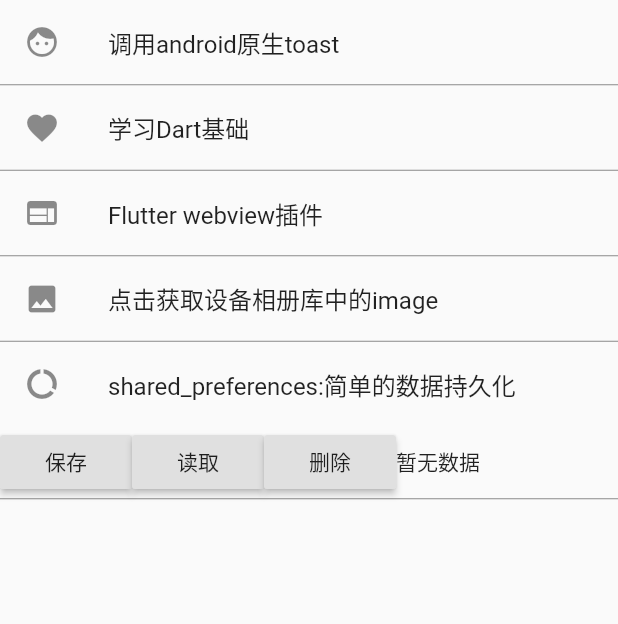
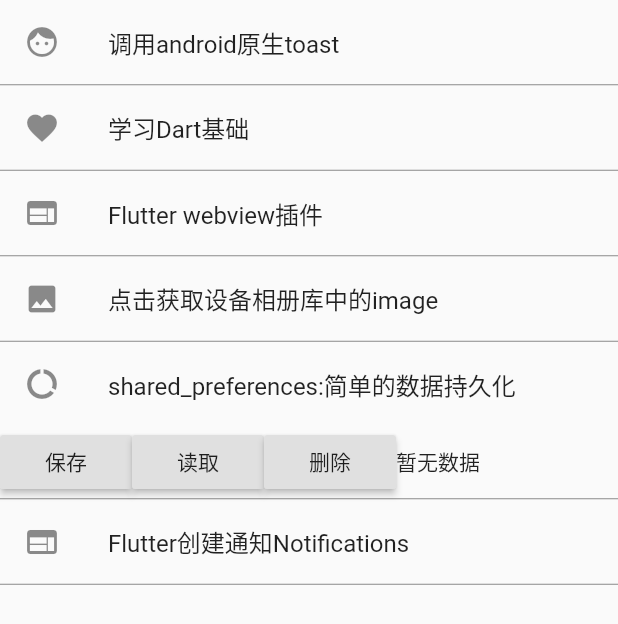
Before and after one commit to weihb/flutter-wechat, a Flutter app: the Find screen opened directly, after a tap on "读取", on a phone screen of 412 x 824 dp. Shown: the top 624 px of the screen. Run offline on Flutter 3.47's test engine with Material 2 defaults, Android fonts, the phone set to English and light mode, and no system bars; our stand-ins replace image_picker, shared_preferences; missing offline and left inert: flutter_webview_plugin, local_notifications; accounts and stored records are empty.

Commit message:
通知和数据持久化的使用等等

```diff
--- a/lib/find.dart
+++ b/lib/find.dart
@@ -6,6 +6,8 @@ import 'package:flutter/services.dart';
 import 'package:image_picker/image_picker.dart';
 
 import 'package:shared_preferences/shared_preferences.dart';
+
+import 'package:local_notifications/local_notifications.dart';
 
 class Find extends StatefulWidget {
   @override
@@ -23,16 +25,16 @@ class _State extends State<Find> {
     });
   }
 
-  var SharedPreferencesText = '';
-  Future _saveDate() async {
+  String sharedPreferencesText = '';
+  Future _saveDate(values) async {
     SharedPreferences spf = await SharedPreferences.getInstance();
-    await spf.setString('test', '测试数据');
+    await spf.setString('test', values);
   }
 
   Future _readDate() async {
     SharedPreferences spf = await SharedPreferences.getInstance();
     setState(() {
-      SharedPreferencesText = spf.get('test') ?? '暂无数据';
+      sharedPreferencesText = spf.get('test') ?? '暂无数据';
     });
   }
 
@@ -41,7 +43,7 @@ class _State extends State<Find> {
     setState(() {
       spf
           .remove('test')
-          .then((bool s) => SharedPreferencesText = s ? '删除成功' : '删除失败');
+          .then((bool s) => sharedPreferencesText = s ? '删除成功' : '删除失败');
     });
   }
 
@@ -61,6 +63,29 @@ class _State extends State<Find> {
     } on PlatformException catch (e) {
       print(e.toString());
     }
+  }
+
+  static const AndroidNotificationChannel channel =
+      const AndroidNotificationChannel(
+          id: 'default_notification',
+          name: 'Default',
+          description: 'Grant this app the ability to show notifications',
+          importance: AndroidNotificationChannelImportance.HIGH);
+
+  showAndroidNotification() async {
+    await LocalNotifications.createAndroidNotificationChannel(channel: channel);
+    await LocalNotifications.createNotification(
+      title: "F计划",
+      content: "创建通知"+ new DateTime.now().toString(),
+      id: 0,
+      androidSettings: new AndroidSettings(
+        channel: channel,
+        priority:
+            AndroidNotificationPriority.HIGH, // default value for constructor
+        vibratePattern:
+            AndroidVibratePatterns.DEFAULT, // default value for constructor
+      ),
+    );
   }
 
   @override
@@ -137,7 +162,7 @@ class _State extends State<Find> {
             children: <Widget>[
               RaisedButton(
                 child: new Text('保存'),
-                onPressed: _saveDate,
+                onPressed: () => _saveDate('test date'),
               ),
               RaisedButton(
                 child: new Text('读取'),
@@ -147,9 +172,19 @@ class _State extends State<Find> {
                 child: new Text('删除'),
                 onPressed: _deleteDate,
               ),
-              Text(SharedPreferencesText),
+              Text(sharedPreferencesText),
             ],
           ),
+          Divider(
+            color: Colors.black45,
+            height: 1.0,
+          ),
+          GestureDetector(
+              onTap: showAndroidNotification,
+              child: ListTile(
+                leading: Icon(Icons.web),
+                title: Text('Flutter创建通知Notifications'),
+              )),
           Divider(
             color: Colors.black45,
             height: 1.0,
--- a/pubspec.yaml
+++ b/pubspec.yaml
@@ -14,6 +14,8 @@ dependencies:
   image_picker: "^0.4.4"
   # 数据简单持久化
   shared_preferences: "^0.4.2"
+  # 通知
+  local_notifications: "^0.0.6"
 
 dev_dependencies:
   flutter_test:
```
Also changed, not shown: pubspec.lock, 1 other file.
